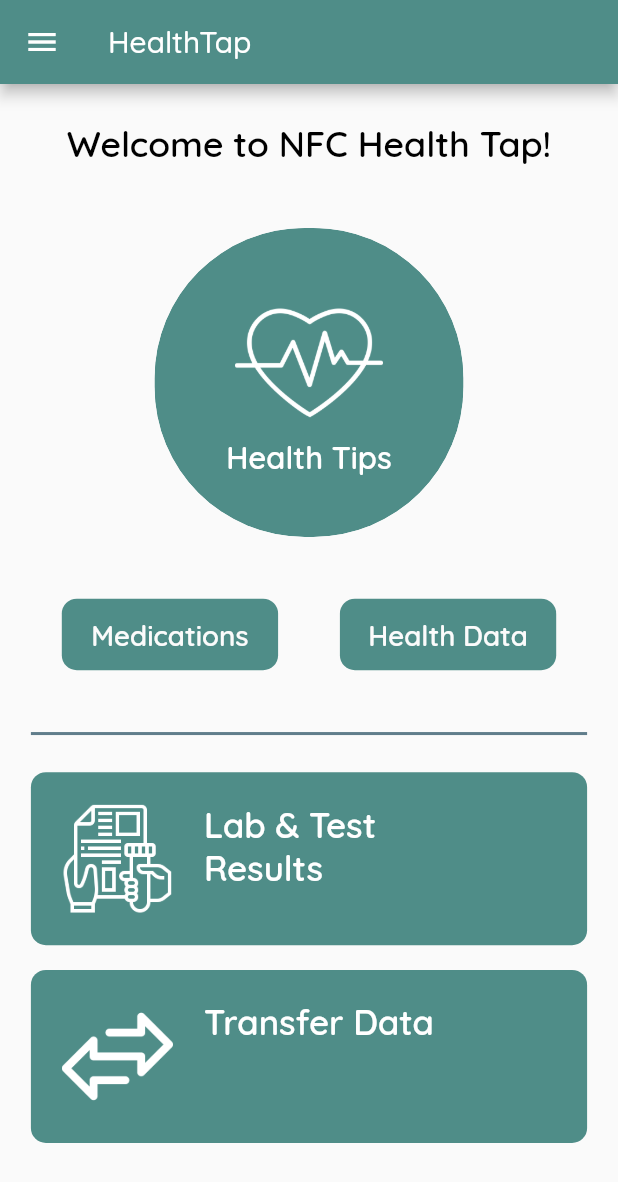
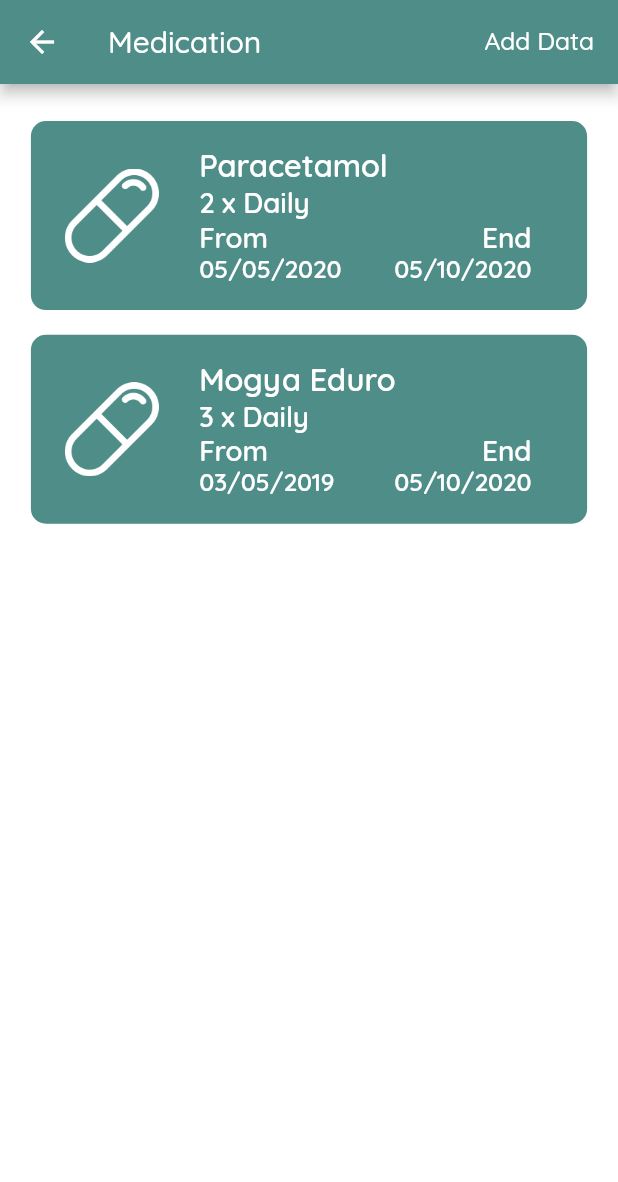
Before and after one commit to danielonettey/healthTap, a Flutter app: the screen it shows after launch, after a tap on "Medications", on a phone screen of 412 x 824 dp. Shown: the top 1182 px of the screen. Run offline on Flutter 3.47's test engine with Material 2 defaults, Android fonts, the phone set to English and light mode, and no system bars; missing offline and left inert: nfc_in_flutter.

Commit message:
Updated Medication and Add Medication Page, also changed the position of health tips and transfer data

```diff
--- a/lib/homepage.dart
+++ b/lib/homepage.dart
@@ -5,6 +5,7 @@ import 'package:nfcflutter/transferPage.dart';
 import 'ResultsPage.dart';
 import 'categorypage.dart';
 import 'editpage.dart';
+import 'medicationPage.dart';
 import 'tipspage.dart';
 
 class SideBarDivider extends StatelessWidget {
@@ -196,31 +197,24 @@ class _HomepageState extends State<Homepage> {
                     onTap: ()=>
                       Navigator.push(
                         context,
-                        MaterialPageRoute(builder: (context)=>TipsPage()),
+                        MaterialPageRoute(builder: (context)=> TransferDataPage()),
                       ),
                     child: Container(
                       padding: EdgeInsets.all(width * 0.05),
                       decoration: BoxDecoration(
                         borderRadius: BorderRadius.all(Radius.circular(100)),
-//                        gradient: LinearGradient(
-//                          colors: const [
-//                            Colors.red, Colors.redAccent
-//                          ],
-//                          begin: Alignment.bottomCenter,
-//                          end: Alignment.topCenter,
-//                        ),
                       color: Color(0xff4f8d88)
                       ),
                       child: Column(
                         mainAxisAlignment: MainAxisAlignment.center,
                         children: <Widget>[
                           Image(
-                            image: AssetImage('assets/health_icon.png'),
+                            image: AssetImage('assets/transfer.png'),
                             height:  height * 0.12,
                           ),
                           Container(
                             child: Text(
-                              'Health Tips',
+                              'Transfer Data',
                               style: TextStyle(
                                   color: Colors.white,
                                   fontSize: width * 0.05,
@@ -241,19 +235,15 @@ class _HomepageState extends State<Homepage> {
                   mainAxisAlignment: MainAxisAlignment.spaceBetween,
                   children: <Widget>[
                     InkWell(
-                      onTap: ()=>{},
+                      onTap: ()=>Navigator.push(
+                        context,
+                        MaterialPageRoute(builder: (context) => MedicationPage())
+                      ),
                       child: Container(
                         width: width * 0.35,
                         padding: EdgeInsets.symmetric(vertical: height * 0.015),
                         decoration: BoxDecoration(
                           borderRadius: const BorderRadius.all(Radius.circular(10)),
-//                          gradient: LinearGradient(
-//                            colors: const [
-//                              Colors.red, Colors.redAccent
-//                            ],
-//                            begin: Alignment.bottomCenter,
-//                            end: Alignment.topCenter,
-//                          ),
                             color: Color(0xff4f8d88)
                         ),
                         alignment: Alignment.center,
@@ -277,13 +267,6 @@ class _HomepageState extends State<Homepage> {
                         padding: EdgeInsets.symmetric(vertical: height * 0.015),
                         decoration: BoxDecoration(
                           borderRadius: const BorderRadius.all(Radius.circular(10)),
-//                          gradient: LinearGradient(
-//                            colors: const [
-//                              Colors.red, Colors.redAccent
-//                            ],
-//                            begin: Alignment.bottomCenter,
-//                            end: Alignment.topCenter,
-//
                             color: Color(0xff4f8d88)
                         ),
                         alignment: Alignment.center,
@@ -327,16 +310,11 @@ class _HomepageState extends State<Homepage> {
                       width: width,
                       padding: EdgeInsets.all(width * 0.05),
                       decoration: BoxDecoration(
-//                        border: Border.all(
-//                          color: Colors.blueGrey,
-//                          width: 2
-//                        ),
                         borderRadius: BorderRadius.all(Radius.circular(10)),
                         color: Color(0xff4f8d88),
                       ),
                       child: Row(
                         mainAxisAlignment: MainAxisAlignment.start,
-                        crossAxisAlignment: CrossAxisAlignment.start,
                         children: <Widget>[
                           Container(
                             alignment: Alignment.topLeft,
@@ -347,7 +325,6 @@ class _HomepageState extends State<Homepage> {
                              padding: EdgeInsets.only(left: width * 0.05),
                              child: Text(
                                'Lab & Test \nResults',
-//                               textAlign: TextAlign.center,
                                style: TextStyle(
                                    color: Colors.white,
                                    fontSize: width * 0.056,
@@ -370,33 +347,28 @@ class _HomepageState extends State<Homepage> {
                   onTap: ()=> Navigator.push(
                       context,
                       MaterialPageRoute(
-                          builder: (context) => TransferDataPage()
+                          builder: (context) => TipsPage()
                       )
                   ),
                   child: Container(
                     width: width,
                     padding: EdgeInsets.all(width * 0.05),
                     decoration: BoxDecoration(
-//                        border: Border.all(
-//                          color: Colors.blueGrey,
-//                          width: 2
-//                        ),
                       borderRadius: BorderRadius.all(Radius.circular(10)),
                       color: Color(0xff4f8d88),
                     ),
                     child: Row(
                       mainAxisAlignment: MainAxisAlignment.start,
-                      crossAxisAlignment: CrossAxisAlignment.start,
                       children: <Widget>[
                         Container(
                           alignment: Alignment.topLeft,
-                          child: Image.asset('assets/transfer.png',width: width * 0.18,),
+                          child: Image.asset('assets/health_icon.png',width: width * 0.18,),
                         ),
                         Expanded(
                           child:  Container(
                             padding: EdgeInsets.only(left: width * 0.05),
                             child: Text(
-                              'Transfer Data',
+                              'Health Tips',
 //                               textAlign: TextAlign.center,
                               style: TextStyle(
                                   color: Colors.white,
--- /dev/null
+++ b/lib/medicationPage.dart
@@ -0,0 +1,197 @@
+import 'package:flutter/material.dart';
+import 'package:flutter/rendering.dart';
+
+import 'addMedication.dart';
+
+
+class MedicationPage extends StatefulWidget {
+  @override
+  _MedicationPageState createState() => _MedicationPageState();
+}
+
+
+
+class _MedicationPageState extends State<MedicationPage> {
+
+  Map medications = {
+    'Paracetamol': ['2 x Daily','05/05/2020', '05/10/2020'],
+    'Mogya Eduro': ['3 x Daily','03/05/2019', '05/10/2020'],
+    'Mogya Eduro': ['3 x Daily','03/05/2019', '05/10/2020'],
+  };
+
+  @override
+  Widget build(BuildContext context) {
+    final width = MediaQuery.of(context).size.width;
+    final height = MediaQuery.of(context).size.height;
+    return Scaffold(
+      backgroundColor: Colors.white,
+      appBar: AppBar(
+        backgroundColor: Color(0xff4f8d88),
+        title: Text(
+          'Medication'
+        ),
+        actions: <Widget>[
+          FlatButton(
+            onPressed:  ()=>Navigator.push(
+                context,
+                MaterialPageRoute(
+                    builder: (context) => AddMedicationPage()
+                )
+            ),
+            child: Text(
+              'Add Data',
+              style: TextStyle(
+                  color: Colors.white,
+                  fontSize: width * 0.04
+              ),
+            ),
+          )
+        ],
+      ),
+      body: SingleChildScrollView(
+        child: Container(
+          width: width,
+          margin: EdgeInsets.only(top: height * 0.03),
+          padding: EdgeInsets.symmetric(horizontal: width * 0.05),
+          child: Column(
+            children: medications.entries.map((item) => Medication(drug: item.key,dosage: item.value[0],startDate: item.value[1],endDate: item.value[2],)).toList()
+          ),
+        ),
+      ),
+    );
+  }
+}
+
+class Medication extends StatefulWidget {
+  final String drug;
+  final String dosage;
+  final String startDate;
+  final String endDate;
+
+  const Medication({Key key, this.drug, this.dosage, this.startDate, this.endDate}) : super(key: key);
+  @override
+  _MedicationState createState() => _MedicationState();
+}
+
+class _MedicationState extends State<Medication> {
+
+
+
+  @override
+  Widget build(BuildContext context) {
+    final width = MediaQuery.of(context).size.width;
+    final height = MediaQuery.of(context).size.height;
+    return Container(
+      padding: EdgeInsets.all(width * 0.04),
+      margin: EdgeInsets.only(bottom: height * 0.02),
+      decoration: BoxDecoration(
+          borderRadius: BorderRadius.all(Radius.circular(10)),
+          color: Color(0xff4f8d88)
+      ),
+      child: Row(
+        children: <Widget>[
+          Expanded(
+            flex: 2,
+            child: Container(
+              padding: EdgeInsets.all(width * 0.015),
+              child: Image(
+                image: AssetImage('assets/pill.png'),
+              ),
+            ),
+          ),
+          Expanded(
+            flex: 7,
+            child: Container(
+              padding: EdgeInsets.only(left: width * 0.05),
+              width: width,
+              child: Column(
+                crossAxisAlignment: CrossAxisAlignment.start,
+                children: <Widget>[
+                  Container(
+                    child: Text(
+                      widget.drug,
+                      style: TextStyle(
+                          color: Colors.white,
+                          fontSize: width * 0.05,
+                          fontWeight: FontWeight.w600
+                      ),
+                    ),
+                  ),
+                  Container(
+                    child: Text(
+                      widget.dosage,
+                      style: TextStyle(
+                          color: Colors.white,
+                          fontSize: width * 0.045,
+                          fontWeight: FontWeight.w600
+                      ),
+                    ),
+                  ),
+                  Container(
+                    padding: EdgeInsets.only(right: width * 0.05),
+                    child: Row(
+                      mainAxisAlignment: MainAxisAlignment.spaceBetween,
+                      children: <Widget>[
+                        Column(
+                          crossAxisAlignment: CrossAxisAlignment.start,
+                          children: <Widget>[
+                            Container(
+                              child: Text(
+                                'From',
+                                style: TextStyle(
+                                    color: Colors.white,
+                                    fontSize: width * 0.045,
+                                    fontWeight: FontWeight.w600
+                                ),
+                              ),
+                            ),
+                            Container(
+                              child: Text(
+                                widget.startDate,
+                                style: TextStyle(
+                                    color: Colors.white,
+                                    fontSize: width * 0.04,
+                                    fontWeight: FontWeight.w600
+                                ),
+                              ),
+                            ),
+                          ],
+                        ),
+                        Column(
+                          crossAxisAlignment: CrossAxisAlignment.end,
+                          children: <Widget>[
+                            Container(
+                              child: Text(
+                                'End',
+                                style: TextStyle(
+                                    color: Colors.white,
+                                    fontSize: width * 0.045,
+                                    fontWeight: FontWeight.w600
+                                ),
+                              ),
+                            ),
+                            Container(
+                              child: Text(
+                                widget.endDate,
+                                style: TextStyle(
+                                    color: Colors.white,
+                                    fontSize: width * 0.04,
+                                    fontWeight: FontWeight.w600
+                                ),
+                              ),
+                            ),
+
+                          ],
+                        ),
+                      ],
+                    ),
+                  )
+                ],
+              ),
+            ),
+          )
+        ],
+      ),
+    );
+  }
+}
--- a/pubspec.yaml
+++ b/pubspec.yaml
@@ -57,6 +57,7 @@ flutter:
     - assets/transfer.png
     - assets/arrows.png
     - assets/file_upload.png
+    - assets/pill.png
 
 
 
```
Also changed, not shown: lib/addMedication.dart (added, +333 -0 lines), assets/pill.png (added).
